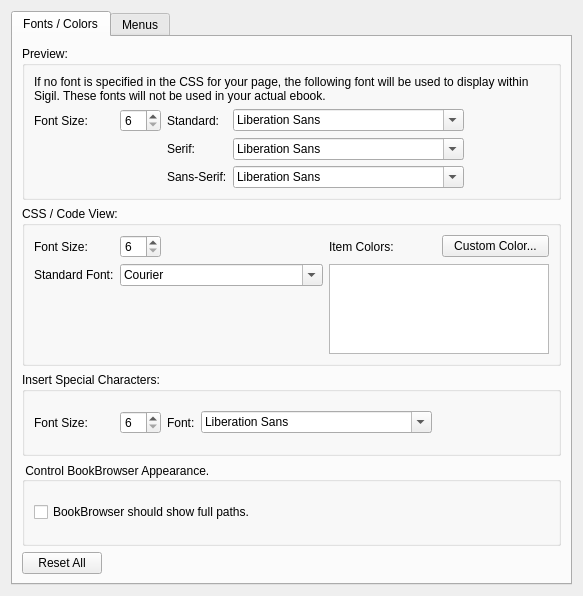
Above: src/Form_Files/PAppearanceWidget.ui from Sigil-Ebook/Sigil before the change. Below: the same form after it.
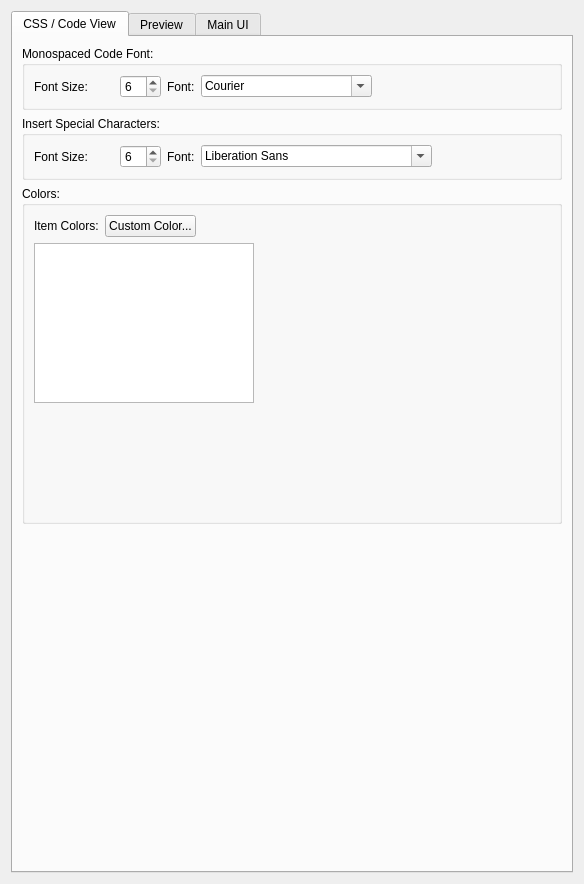
That is the form after the change.

Commit message: Rearrange Appearance prefs widget, add dark preview choice

What changed in the file:
```diff
--- a/src/Form_Files/PAppearanceWidget.ui
+++ b/src/Form_Files/PAppearanceWidget.ui
@@ -6,8 +6,8 @@
    <rect>
     <x>0</x>
     <y>0</y>
-    <width>583</width>
-    <height>596</height>
+    <width>584</width>
+    <height>884</height>
    </rect>
   </property>
   <property name="windowTitle">
@@ -21,13 +21,256 @@
      </property>
      <widget class="QWidget" name="fontsTab">
       <attribute name="title">
-       <string>Fonts / Colors</string>
+       <string>CSS / Code View</string>
       </attribute>
-      <layout class="QVBoxLayout" name="verticalLayout_2">
+      <layout class="QVBoxLayout" name="verticalLayout_7">
+       <item>
+        <widget class="QGroupBox" name="groupBoxCodeView">
+         <property name="title">
+          <string>Monospaced Code Font:</string>
+         </property>
+         <layout class="QVBoxLayout" name="verticalLayout_4">
+          <item>
+           <layout class="QGridLayout" name="gridLayout_2">
+            <item row="0" column="0">
+             <widget class="QLabel" name="labelCodeViewFontSize">
+              <property name="minimumSize">
+               <size>
+                <width>80</width>
+                <height>0</height>
+               </size>
+              </property>
+              <property name="toolTip">
+               <string>Font size to be used for text in Code View.</string>
+              </property>
+              <property name="text">
+               <string>Font Size:</string>
+              </property>
+             </widget>
+            </item>
+            <item row="0" column="1">
+             <widget class="QSpinBox" name="codeViewFontSizeSpin">
+              <property name="minimum">
+               <number>6</number>
+              </property>
+             </widget>
+            </item>
+            <item row="0" column="2">
+             <widget class="QLabel" name="labelCodeViewFont">
+              <property name="toolTip">
+               <string>Font family to be used for text in Code View.</string>
+              </property>
+              <property name="text">
+               <string>Font:</string>
+              </property>
+             </widget>
+            </item>
+            <item row="0" column="3">
+             <widget class="QFontComboBox" name="cbCodeViewFont">
+              <property name="fontFilters">
+               <set>QFontComboBox::MonospacedFonts</set>
+              </property>
+             </widget>
+            </item>
+            <item row="0" column="4">
+             <spacer name="horizontalSpacerCSS">
+              <property name="orientation">
+               <enum>Qt::Horizontal</enum>
+              </property>
+              <property name="sizeHint" stdset="0">
+               <size>
+                <width>28</width>
+                <height>20</height>
+               </size>
+              </property>
+             </spacer>
+            </item>
+           </layout>
+          </item>
+         </layout>
+        </widget>
+       </item>
+       <item>
+        <widget class="QGroupBox" name="groupBoxSpecialCharacter">
+         <property name="title">
+          <string>Insert Special Characters:</string>
+         </property>
+         <layout class="QVBoxLayout" name="verticalLayout_2">
+          <item>
+           <layout class="QGridLayout" name="gridLayout_3">
+            <item row="0" column="0">
+             <widget class="QLabel" name="labelSpecialCharacterFontSize">
+              <property name="minimumSize">
+               <size>
+                <width>80</width>
+                <height>0</height>
+               </size>
+              </property>
+              <property name="toolTip">
+               <string>Font size to be used for Insert Special Characters window</string>
+              </property>
+              <property name="text">
+               <string>Font Size:</string>
+              </property>
+             </widget>
+            </item>
+            <item row="0" column="1">
+             <widget class="QSpinBox" name="specialCharacterFontSizeSpin">
+              <property name="minimum">
+               <number>6</number>
+              </property>
+              <property name="maximum">
+               <number>99</number>
+              </property>
+             </widget>
+            </item>
+            <item row="0" column="2">
+             <widget class="QLabel" name="label">
+              <property name="text">
+               <string>Font:</string>
+              </property>
+             </widget>
+            </item>
+            <item row="0" column="3">
+             <widget class="QFontComboBox" name="cbSpecialCharacterFont"/>
+            </item>
+            <item row="0" column="4">
+             <spacer name="horizontalSpacerSC">
+              <property name="orientation">
+               <enum>Qt::Horizontal</enum>
+              </property>
+              <property name="sizeHint" stdset="0">
+               <size>
+                <width>28</width>
+                <height>20</height>
+               </size>
+              </property>
+             </spacer>
+            </item>
+           </layout>
+          </item>
+         </layout>
+        </widget>
+       </item>
+       <item>
+        <widget class="QGroupBox" name="groupBox">
+         <property name="title">
+          <string>Colors:</string>
+         </property>
+         <layout class="QGridLayout" name="gridLayout_6">
+          <item row="0" column="0">
+           <layout class="QGridLayout" name="gridLayout_4">
+            <item row="0" column="0">
+             <widget class="QLabel" name="labelColors">
+              <property name="text">
+               <string>Item Colors:</string>
+              </property>
+             </widget>
+            </item>
+            <item row="0" column="1">
+             <widget class="QPushButton" name="customColorButton">
+              <property name="sizePolicy">
+               <sizepolicy hsizetype="Preferred" vsizetype="Fixed">
+                <horstretch>0</horstretch>
+                <verstretch>0</verstretch>
+               </sizepolicy>
+              </property>
+              <property name="minimumSize">
+               <size>
+                <width>90</width>
+                <height>0</height>
+               </size>
+              </property>
+              <property name="toolTip">
+               <string>Select an alternative color for this display item</string>
+              </property>
+              <property name="text">
+               <string>Custom Color...</string>
+              </property>
+             </widget>
+            </item>
+            <item row="0" column="2">
+             <spacer name="horizontalSpacer_3">
+              <property name="orientation">
+               <enum>Qt::Horizontal</enum>
+              </property>
+              <property name="sizeHint" stdset="0">
+               <size>
+                <width>40</width>
+                <height>20</height>
+               </size>
+              </property>
+             </spacer>
+            </item>
+           </layout>
+          </item>
+          <item row="1" column="0">
+           <layout class="QGridLayout" name="gridLayout_5">
+            <item row="0" column="0">
+             <widget class="QListWidget" name="codeViewColorsList">
+              <property name="maximumSize">
+               <size>
+                <width>220</width>
+                <height>160</height>
+               </size>
+              </property>
+             </widget>
+            </item>
+            <item row="0" column="1">
+             <spacer name="horizontalSpacer">
+              <property name="orientation">
+               <enum>Qt::Horizontal</enum>
+              </property>
+              <property name="sizeHint" stdset="0">
+               <size>
+                <width>40</width>
+                <height>20</height>
+               </size>
+              </property>
+             </spacer>
+            </item>
+            <item row="1" column="0">
+             <spacer name="verticalSpacer_3">
+              <property name="orientation">
+               <enum>Qt::Vertical</enum>
+              </property>
+              <property name="sizeHint" stdset="0">
+               <size>
+                <width>20</width>
+                <height>40</height>
+               </size>
+              </property>
+             </spacer>
+            </item>
+           </layout>
+          </item>
+         </layout>
+        </widget>
+       </item>
+       <item>
+        <spacer name="verticalSpacer">
+         <property name="orientation">
+          <enum>Qt::Vertical</enum>
+         </property>
+         <property name="sizeHint" stdset="0">
+          <size>
+           <width>20</width>
+           <height>332</height>
+          </size>
+         </property>
+        </spacer>
+       </item>
+      </layout>
+     </widget>
+     <widget class="QWidget" name="AppPreviewTab">
+      <attribute name="title">
+       <string>Preview</string>
+      </attribute>
+      <layout class="QVBoxLayout" name="verticalLayout_5">
        <item>
         <widget class="QGroupBox" name="groupBoxPreview">
          <property name="title">
-          <string>Preview:</string>
+          <string>Fonts:</string>
          </property>
          <layout class="QVBoxLayout" name="verticalLayoutPV">
           <item>
@@ -150,185 +393,75 @@
         </widget>
        </item>
        <item>
-        <widget class="QGroupBox" name="groupBoxCodeView">
-         <property name="title">
-          <string>CSS / Code View:</string>
+        <widget class="QCheckBox" name="PreviewDarkInDM">
+         <property name="text">
+          <string>Make Preview simulate a dark appearance in dark mode</string>
          </property>
-         <layout class="QVBoxLayout" name="verticalLayoutCV">
-          <item>
-           <layout class="QHBoxLayout" name="horizontalLayoutCV" stretch="0">
-            <item>
-             <layout class="QGridLayout" name="gridLayoutCV">
-              <item row="0" column="3">
-               <widget class="QLabel" name="labelColors">
-                <property name="text">
-                 <string>Item Colors:</string>
-                </property>
-               </widget>
-              </item>
-              <item row="0" column="0">
-               <widget class="QLabel" name="labelCodeViewFontSize">
-                <property name="minimumSize">
-                 <size>
-                  <width>80</width>
-                  <height>0</height>
-                 </size>
-                </property>
-                <property name="toolTip">
-                 <string>Font size to be used for text in Code View.</string>
-                </property>
-                <property name="text">
-                 <string>Font Size:</string>
-                </property>
-               </widget>
-              </item>
-              <item row="0" column="2">
-               <spacer name="horizontalSpacerCSS">
-                <property name="orientation">
-                 <enum>Qt::Horizontal</enum>
-                </property>
-                <property name="sizeHint" stdset="0">
-                 <size>
-                  <width>0</width>
-                  <height>20</height>
-                 </size>
-                </property>
-               </spacer>
-              </item>
-              <item row="0" column="1">
-               <widget class="QSpinBox" name="codeViewFontSizeSpin">
-                <property name="minimum">
-                 <number>6</number>
-                </property>
-               </widget>
-              </item>
-              <item row="1" column="0">
-               <widget class="QLabel" name="labelCodeViewFont">
-                <property name="toolTip">
-                 <string>Font family to be used for text in Code View.</string>
-                </property>
-                <property name="text">
-                 <string>Standard Font:</string>
-                </property>
-               </widget>
-              </item>
-              <item row="1" column="1" colspan="2">
-               <widget class="QFontComboBox" name="cbCodeViewFont">
-                <property name="fontFilters">
-                 <set>QFontComboBox::MonospacedFonts</set>
-                </property>
-               </widget>
-              </item>
-              <item row="1" column="3" rowspan="2" colspan="2">
-               <widget class="QListWidget" name="codeViewColorsList">
-                <property name="maximumSize">
-                 <size>
-                  <width>220</width>
-                  <height>90</height>
-                 </size>
-                </property>
-               </widget>
-              </item>
-              <item row="0" column="4">
-               <widget class="QPushButton" name="customColorButton">
-                <property name="sizePolicy">
-                 <sizepolicy hsizetype="Preferred" vsizetype="Fixed">
-                  <horstretch>0</horstretch>
-                  <verstretch>0</verstretch>
-                 </sizepolicy>
-                </property>
-                <property name="minimumSize">
-                 <size>
-                  <width>90</width>
-                  <height>0</height>
-                 </size>
-                </property>
-                <property name="toolTip">
-                 <string>Select an alternative color for this display item</string>
-                </property>
-                <property name="text">
-                 <string>Custom Color...</string>
-                </property>
-               </widget>
-              </item>
-             </layout>
-            </item>
-           </layout>
-          </item>
-         </layout>
+         <property name="checked">
+          <bool>true</bool>
+         </property>
         </widget>
        </item>
        <item>
-        <widget class="QGroupBox" name="groupBoxSpecialCharacter">
+        <spacer name="verticalSpacer_2">
+         <property name="orientation">
+          <enum>Qt::Vertical</enum>
+         </property>
+         <property name="sizeHint" stdset="0">
+          <size>
+           <width>20</width>
+           <height>312</height>
+          </size>
+         </property>
+        </spacer>
+       </item>
+      </layout>
+     </widget>
+     <widget class="QWidget" name="AppUiTab">
+      <attribute name="title">
+       <string>Main UI</string>
+      </attribute>
+      <layout class="QVBoxLayout" name="verticalLayout_3">
+       <item>
+        <widget class="QGroupBox" name="groupBoxIconSize">
          <property name="title">
-          <string>Insert Special Characters:</string>
+          <string>Main Menu Icon Size:</string>
          </property>
-         <layout class="QHBoxLayout" name="horizontalLayoutSC" stretch="0,0">
-          <item>
-           <layout class="QGridLayout" name="gridLayoutSC">
-            <item row="0" column="4">
-             <spacer name="horizontalSpacerSC">
-              <property name="orientation">
-               <enum>Qt::Horizontal</enum>
-              </property>
-              <property name="sizeHint" stdset="0">
-               <size>
-                <width>0</width>
-                <height>20</height>
-               </size>
-              </property>
-             </spacer>
-            </item>
-            <item row="0" column="0">
-             <widget class="QLabel" name="labelSpecialCharacterFontSize">
-              <property name="minimumSize">
-               <size>
-                <width>80</width>
-                <height>0</height>
-               </size>
-              </property>
-              <property name="toolTip">
-               <string>Font size to be used for Insert Special Characters window</string>
-              </property>
-              <property name="text">
-               <string>Font Size:</string>
-              </property>
-             </widget>
-            </item>
-            <item row="0" column="3">
-             <widget class="QFontComboBox" name="cbSpecialCharacterFont"/>
-            </item>
-            <item row="0" column="1">
-             <widget class="QSpinBox" name="specialCharacterFontSizeSpin">
-              <property name="minimum">
-               <number>6</number>
-              </property>
-              <property name="maximum">
-               <number>99</number>
-              </property>
-             </widget>
-            </item>
-            <item row="0" column="2">
-             <widget class="QLabel" name="label">
-              <property name="text">
-               <string>Font:</string>
-              </property>
-             </widget>
-            </item>
-           </layout>
+         <layout class="QGridLayout" name="gridLayout">
+          <item row="0" column="0">
+           <widget class="QLabel" name="labelIconSize">
+            <property name="text">
+             <string>Adjust the size of the icons in the main menu.</string>
+            </property>
+            <property name="wordWrap">
+             <bool>true</bool>
+            </property>
+           </widget>
           </item>
-          <item>
-           <spacer name="horizontalSpacerSC2">
+          <item row="1" column="0">
+           <widget class="QSlider" name="iconSizeSlider">
+            <property name="minimum">
+             <number>10</number>
+            </property>
+            <property name="maximum">
+             <number>30</number>
+            </property>
+            <property name="value">
+             <number>18</number>
+            </property>
+            <property name="sliderPosition">
+             <number>18</number>
+            </property>
             <property name="orientation">
              <enum>Qt::Horizontal</enum>
             </property>
-            <property name="sizeHint" stdset="0">
-             <size>
-              <width>0</width>
-              <height>0</height>
-             </size>
+            <property name="tickPosition">
+             <enum>QSlider::TicksBothSides</enum>
             </property>
-           </spacer>
+            <property name="tickInterval">
+             <number>1</number>
+            </property>
+           </widget>
           </item>
          </layout>
         </widget>
@@ -339,7 +472,7 @@
           <string>Determine if the BookBrowser should show full paths</string>
          </property>
          <property name="title">
-          <string> Control BookBrowser Appearance.</string>
+          <string>Control Book Browser Appearance:</string>
          </property>
          <property name="alignment">
           <set>Qt::AlignLeading|Qt::AlignLeft|Qt::AlignVCenter</set>
@@ -393,57 +526,6 @@
           </spacer>
          </item>
         </layout>
-       </item>
-      </layout>
-     </widget>
-     <widget class="QWidget" name="menusTab">
-      <attribute name="title">
-       <string>Menus</string>
-      </attribute>
-      <layout class="QVBoxLayout" name="verticalLayout_3">
-       <item>
-        <widget class="QGroupBox" name="groupBoxIconSize">
-         <property name="title">
-          <string>Main Menu Icon Size</string>
-         </property>
-         <layout class="QVBoxLayout" name="verticalLayout_4">
-          <item>
-           <widget class="QLabel" name="labelIconSize">
-            <property name="text">
-             <string>Adjust the size of the icons in the main menu.</string>
-            </property>
-            <property name="wordWrap">
-             <bool>true</bool>
-            </property>
-           </widget>
-          </item>
-          <item>
-           <widget class="QSlider" name="iconSizeSlider">
-            <property name="minimum">
-             <number>10</number>
-            </property>
-            <property name="maximum">
-             <number>30</number>
-            </property>
-            <property name="value">
-             <number>18</number>
-            </property>
-            <property name="sliderPosition">
-             <number>18</number>
-            </property>
-            <property name="orientation">
-             <enum>Qt::Horizontal</enum>
-            </property>
-            <property name="tickPosition">
-             <enum>QSlider::TicksBothSides</enum>
-            </property>
-            <property name="tickInterval">
-             <number>1</number>
-            </property>
-           </widget>
-          </item>
-         </layout>
-        </widget>
        </item>
        <item>
         <spacer name="verticalSpacerTab">
```
Left out of the diff: 2 changed lines with no effect on the pictures. The commit also changes 9 other files.
